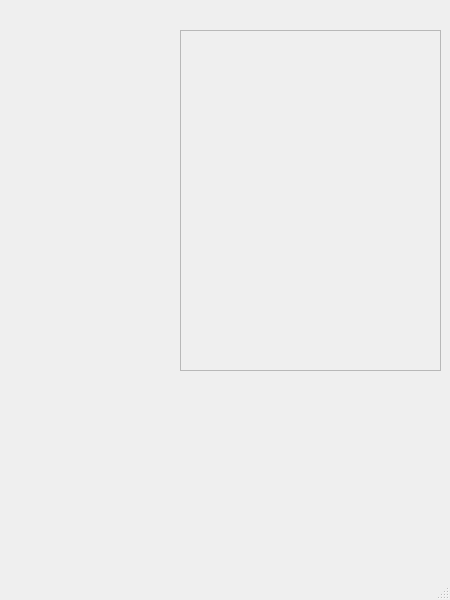
Before: the Qt Designer form Basic_Computer/ramwindow.ui in Alireza-Abrehforoush/Colossus, drawn with Qt 5.
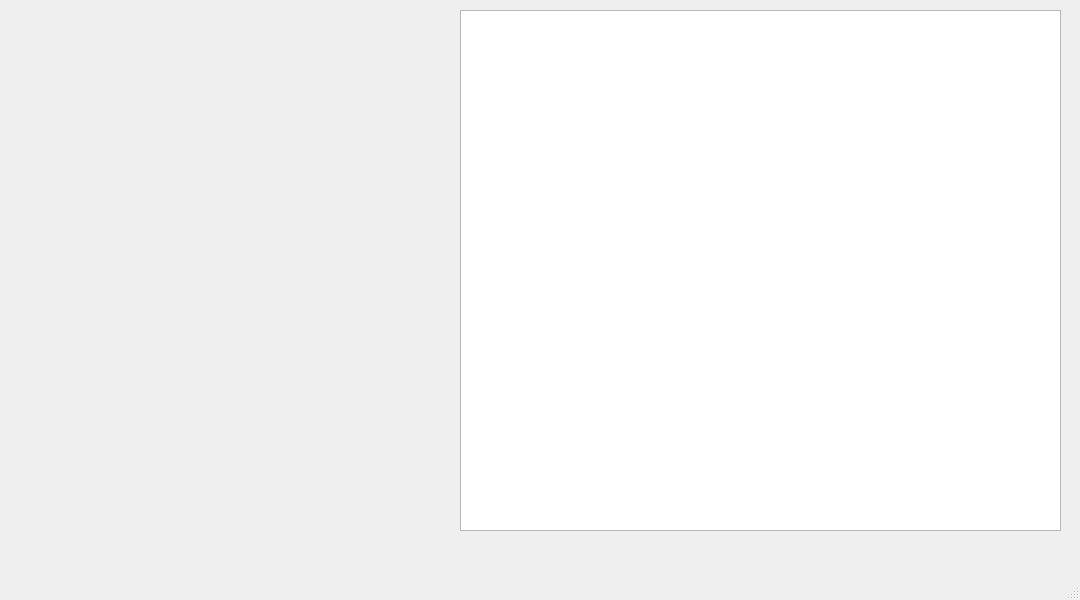
After: the same form once the commit is applied.

```diff
--- a/Basic_Computer/ramwindow.ui
+++ b/Basic_Computer/ramwindow.ui
@@ -6,7 +6,7 @@
    <rect>
     <x>0</x>
     <y>0</y>
-    <width>450</width>
+    <width>1080</width>
     <height>600</height>
    </rect>
   </property>
@@ -14,28 +14,15 @@
    <string>MainWindow</string>
   </property>
   <widget class="QWidget" name="centralwidget">
-   <widget class="QScrollArea" name="scrollArea">
+   <widget class="QTableWidget" name="tableWidget">
     <property name="geometry">
      <rect>
-      <x>180</x>
-      <y>30</y>
-      <width>261</width>
-      <height>341</height>
+      <x>460</x>
+      <y>10</y>
+      <width>601</width>
+      <height>521</height>
      </rect>
     </property>
-    <property name="widgetResizable">
-     <bool>true</bool>
-    </property>
-    <widget class="QWidget" name="scrollAreaWidgetContents">
-     <property name="geometry">
-      <rect>
-       <x>0</x>
-       <y>0</y>
-       <width>259</width>
-       <height>339</height>
-      </rect>
-     </property>
-    </widget>
    </widget>
   </widget>
   <widget class="QMenuBar" name="menubar">
```
Left out of the diff: 4 changed lines with no effect on the pictures.
